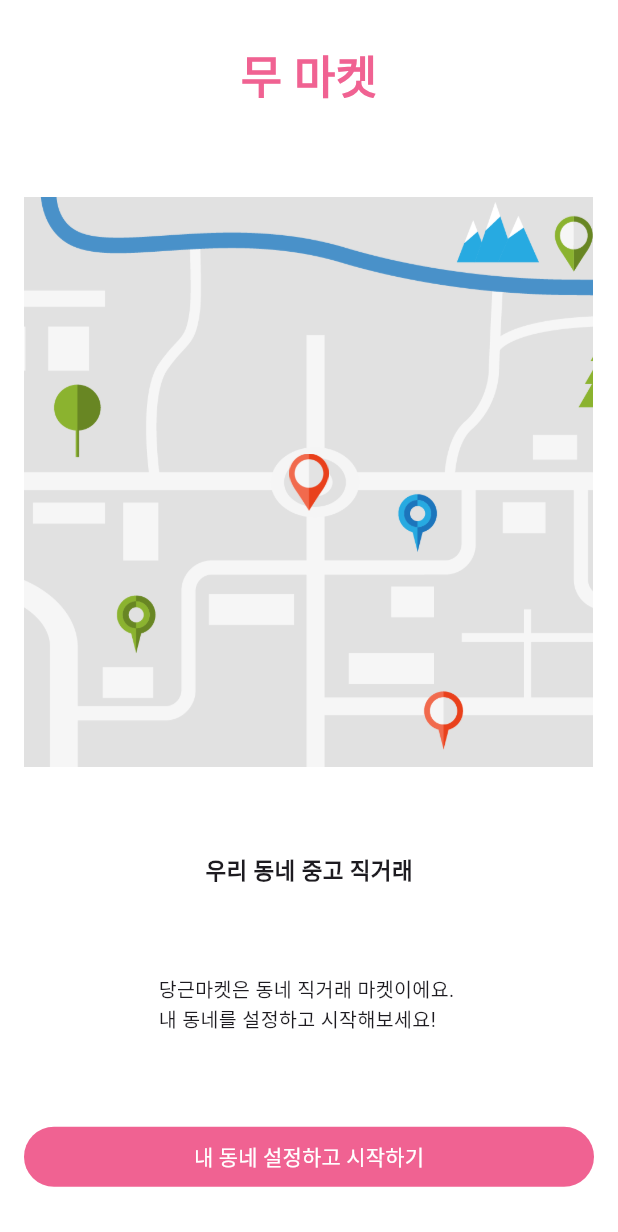
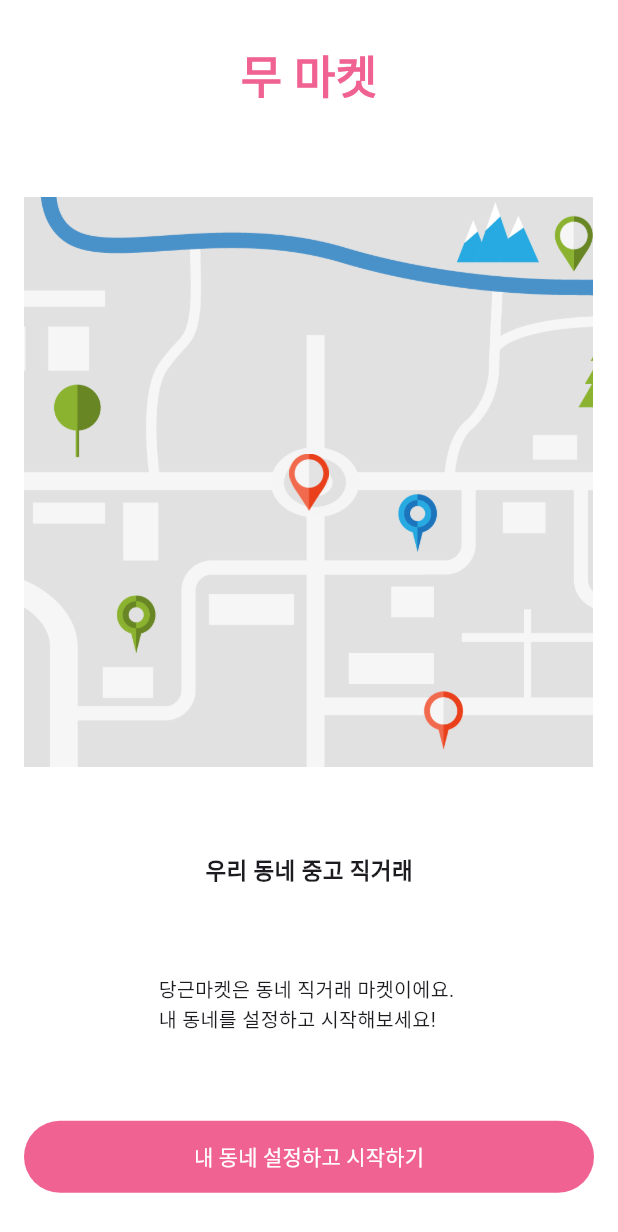
Before and after one commit to chohangmin/clone_radish_app, a Flutter app: the screen it shows after launch, on a phone screen of 412 x 824 dp. Shown: the top 1232 px of the screen. Run offline on Flutter 3.47's test engine with Material 3 defaults, Android fonts, the light colour scheme and no system bars; drawn by our look-alikes of extended_image; our stand-ins replace beamer, flutter_multi_formatter, logger; Roboto replaces fonts that are missing (Hanbit).

Commit message:
Finish 12 step

```diff
--- /dev/null
+++ b/lib/constants/common_size.dart
@@ -0,0 +1,2 @@
+const double common_bg_padding = 16.0;
+const double common_sm_padding = 10.0;
--- a/lib/main.dart
+++ b/lib/main.dart
@@ -45,12 +45,25 @@
   Widget build(BuildContext context) {
     return MaterialApp.router(
       theme: ThemeData(
-          fontFamily: 'Hanbit',
-          hintColor: Colors.grey[350],
-          primaryColor: Colors.pink[300],
-          textTheme: const TextTheme(
-            labelLarge: TextStyle(color: Colors.white),
-          )),
+        fontFamily: 'Hanbit',
+        hintColor: Colors.grey[350],
+        primaryColor: Colors.pink[300],
+        textTheme: const TextTheme(
+          labelLarge: TextStyle(color: Colors.white),
+        ),
+        textButtonTheme: TextButtonThemeData(
+          style: TextButton.styleFrom(
+            backgroundColor: Colors.pink[300],
+            foregroundColor: Colors.white,
+            minimumSize: const Size(48, 48),
+          ),
+        ),
+        appBarTheme: const AppBarTheme(
+          backgroundColor: Colors.white,
+          titleTextStyle: TextStyle(color: Colors.black87),
+          elevation: 2,
+        ),
+      ),
       debugShowCheckedModeBanner: false,
       routeInformationParser: BeamerParser(),
       routerDelegate: _routerDelegate,
--- a/lib/router/locations.dart
+++ b/lib/router/locations.dart
@@ -1,5 +1,5 @@
 import 'package:beamer/beamer.dart';
-import 'package:clone_radish_app/screens/auth_screen.dart';
+import 'package:clone_radish_app/screens/start_screen.dart';
 import 'package:clone_radish_app/screens/home_screen.dart';
 import 'package:flutter/src/widgets/framework.dart';
 
@@ -18,7 +18,7 @@
   @override
   List<BeamPage> buildPages(
       BuildContext context, RouteInformationSerializable state) {
-    return [ BeamPage(child: AuthScreen(), key: ValueKey('auth'))];
+    return [BeamPage(child: StartScreen(), key: const ValueKey('start'))];
   }
 
   @override
--- a/lib/screens/start/address_page.dart
+++ b/lib/screens/start/address_page.dart
@@ -54,10 +54,6 @@
                 color: buttonColor,
               ),
             ),
-            style: TextButton.styleFrom(
-              minimumSize: const Size(10, 48),
-              backgroundColor: primaryColor,
-            ),
           ),
           Expanded(
             child: ListView.builder(
--- a/lib/screens/start/intro_page.dart
+++ b/lib/screens/start/intro_page.dart
@@ -69,11 +69,8 @@
                     style: TextButton.styleFrom(
                       backgroundColor: Theme.of(context).primaryColor,
                     ),
-                    child: Text(
+                    child: const Text(
                       '내 동네 설정하고 시작하기',
-                      style: TextStyle(
-                        color: Theme.of(context).textTheme.labelLarge?.color,
-                      ),
                     ),
                   ),
                 ],
--- a/lib/screens/auth_screen.dart
+++ b/lib/screens/start_screen.dart
@@ -1,10 +1,11 @@
 import 'package:clone_radish_app/screens/start/address_page.dart';
+import 'package:clone_radish_app/screens/start/auth_page.dart';
 import 'package:clone_radish_app/screens/start/intro_page.dart';
 import 'package:flutter/material.dart';
 import 'package:flutter/widgets.dart';
 
-class AuthScreen extends StatelessWidget {
-  AuthScreen({super.key});
+class StartScreen extends StatelessWidget {
+  StartScreen({super.key});
 
   final PageController _pageController = PageController();
 
@@ -14,15 +15,13 @@
       backgroundColor: Colors.white,
       body: PageView(
           controller: _pageController,
-          physics: const NeverScrollableScrollPhysics(),
+          // physics: const NeverScrollableScrollPhysics(),
           children: [
             IntroPage(
               controller: _pageController,
             ),
             const AddressPage(),
-            Container(
-              color: Colors.accents[5],
-            )
+            AuthPage(),
           ]),
     );
   }
--- a/pubspec.yaml
+++ b/pubspec.yaml
@@ -38,6 +38,7 @@
   extended_image: ^8.2.1
   logger: ^2.4.0
   beamer: ^1.6.1
+  flutter_multi_formatter: ^2.13.0
 
 dev_dependencies:
   flutter_test:
```
Also changed, not shown: lib/screens/start/auth_page.dart (added, +162 -0 lines), pubspec.lock, 1 other file.
